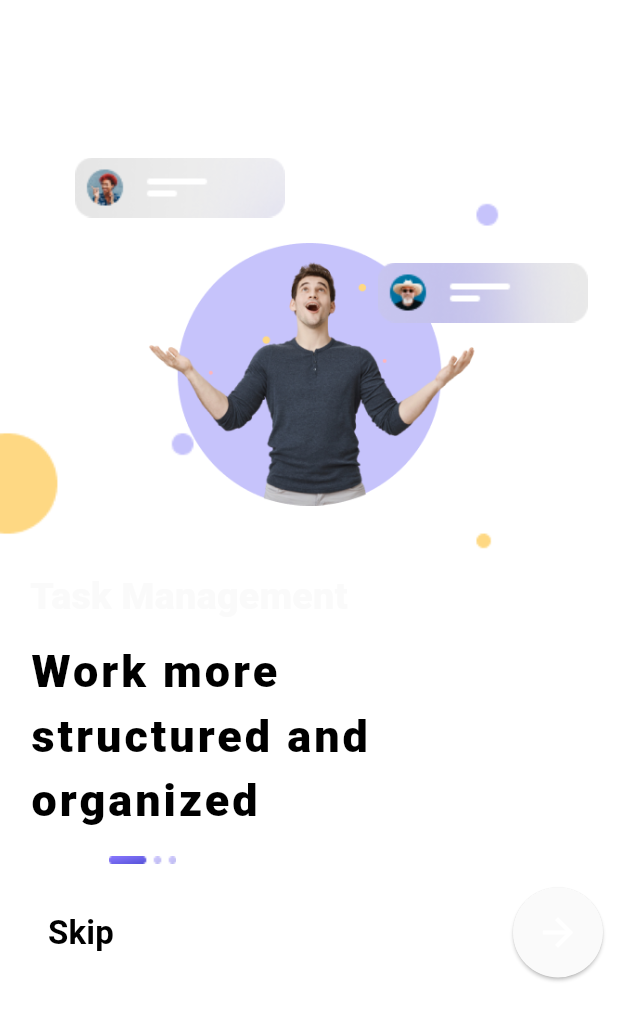
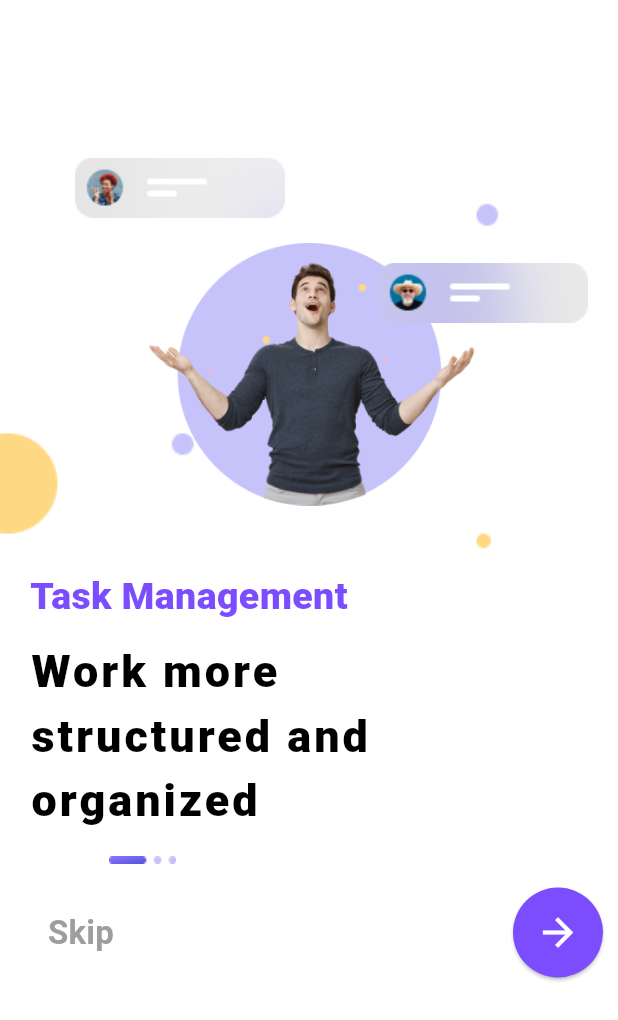
Before and after one commit to Yusra48/Taskapp-, a Flutter app: the OnBoardingPage2 screen opened directly, on a phone screen of 412 x 824 dp. Shown: the top 1020 px of the screen. Run offline on Flutter 3.47's test engine with Material 3 defaults, Android fonts, the phone set to English and light mode, and no system bars; our stand-ins replace cached_network_image, cloud_firestore, firebase_auth, firebase_core, google_fonts, stacked and 3 more; accounts and stored records are empty.

Commit message:
Update OnBoardingPage2.dart

```diff
--- a/lib/Screens/OnBoardingPage2.dart
+++ b/lib/Screens/OnBoardingPage2.dart
@@ -78,7 +78,7 @@ class _OnBoardingPage2State extends State<OnBoardingPage2> {
                 style: TextStyle(
                   fontSize: 25,
                   fontWeight: FontWeight.w800,
-                  color: primaryColor,
+                  color: Colors.deepPurpleAccent,
                 ),
               ),
             ),
@@ -118,7 +118,7 @@ class _OnBoardingPage2State extends State<OnBoardingPage2> {
                       style: TextStyle(
                         fontSize: 22,
                         fontWeight: FontWeight.bold,
-                        color: themeData.textTheme.labelLarge?.color,
+                        color: Colors.grey,
                       ),
                     ),
                   ),
@@ -128,7 +128,7 @@ class _OnBoardingPage2State extends State<OnBoardingPage2> {
                   child: ElevatedButton(
                     onPressed: _navigateToNextPage,
                     style: ElevatedButton.styleFrom(
-                      backgroundColor: primaryColor,
+                      backgroundColor: Colors.deepPurpleAccent,
                       shape: CircleBorder(),
                       padding: EdgeInsets.all(15),
                       minimumSize: Size(60, 60),
```
